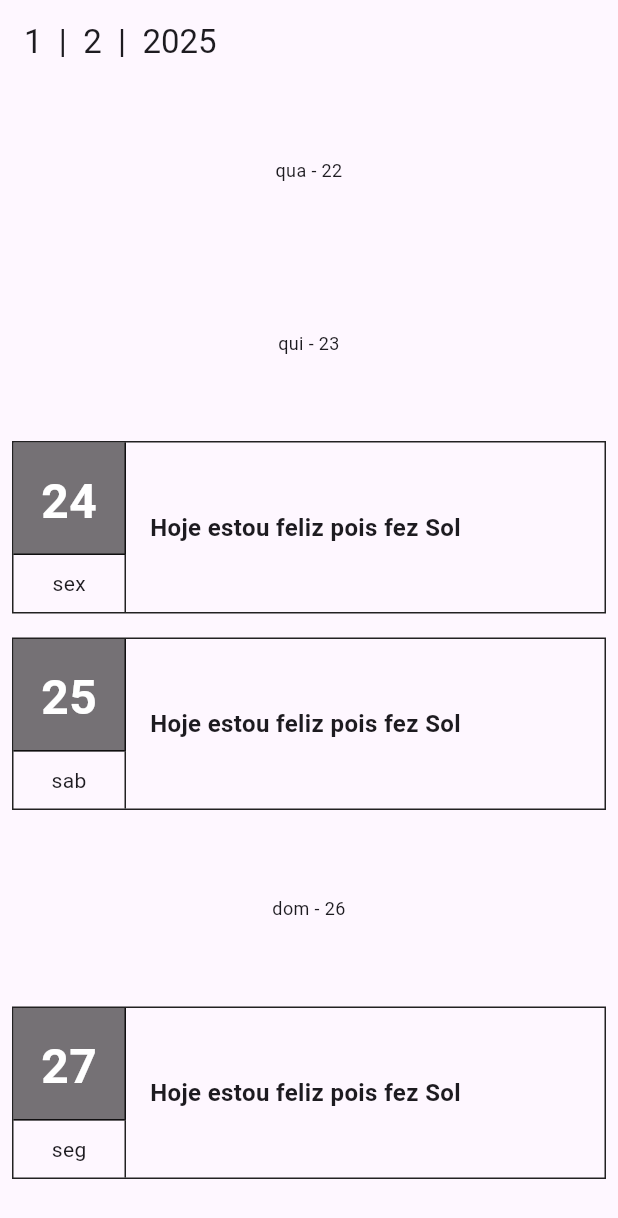
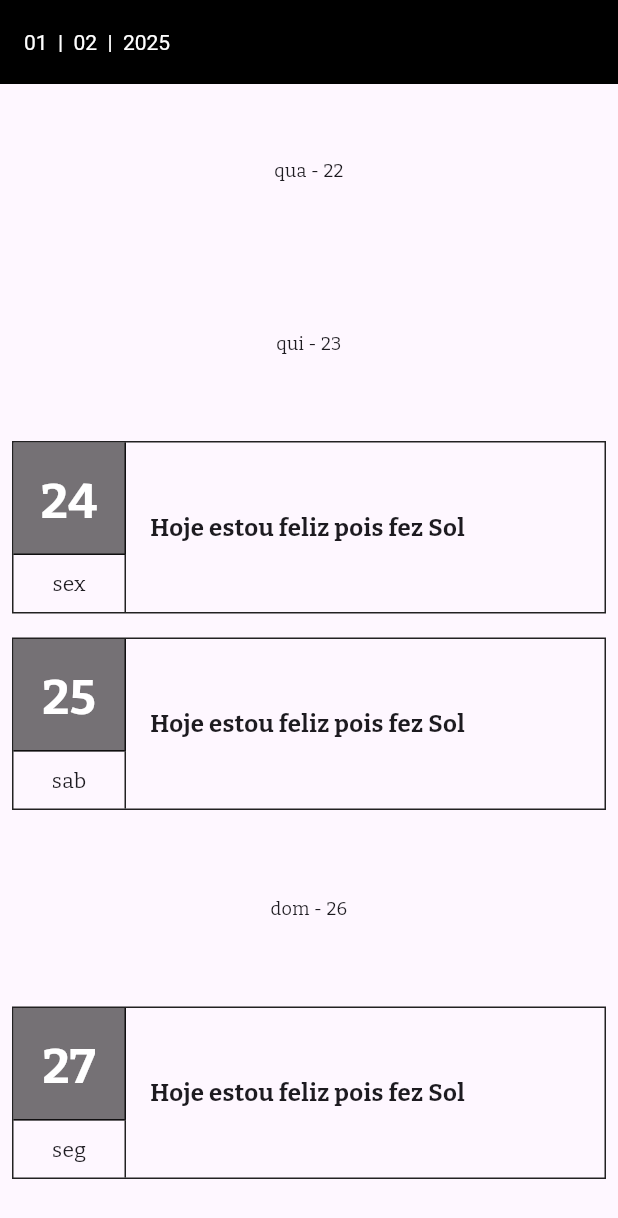
Before and after one commit to alanserafim/flutter_app_my_journal, a Flutter app: the screen it shows after launch, on a phone screen of 412 x 824 dp. Shown: the top 1218 px of the screen. Run offline on Flutter 3.47's test engine with Material 3 defaults, Android fonts, the phone set to English and light mode, and no system bars; our stand-ins replace google_fonts.

Commit message:
Implements theme configuration

```diff
--- a/lib/main.dart
+++ b/lib/main.dart
@@ -1,4 +1,5 @@
 import 'package:flutter/material.dart';
+import 'package:google_fonts/google_fonts.dart';
 import 'screens/home_screen/home_screen.dart';
 
 void main() {
@@ -12,6 +13,17 @@ class MyApp extends StatelessWidget {
     return MaterialApp(
       title: 'Simple Journal',
       debugShowCheckedModeBanner: false,
+      theme: ThemeData(
+        primarySwatch: Colors.grey,
+        appBarTheme: AppBarTheme(
+          color: Colors.black,
+          elevation: 0,
+          titleTextStyle: TextStyle(
+            color: Colors.white,
+          )
+        ),
+        textTheme: GoogleFonts.bitterTextTheme(),
+      ),
       darkTheme: ThemeData.dark(),
       themeMode: ThemeMode.light,
       initialRoute: "home",
--- a/lib/screens/home_screen/home_screen.dart
+++ b/lib/screens/home_screen/home_screen.dart
@@ -34,7 +34,7 @@ class _HomeScreenState extends State<HomeScreen> {
       appBar: AppBar(
         // Título basado no dia atual
         title: Text(
-          "${currentDay.day}  |  ${currentDay.month}  |  ${currentDay.year}",
+          "${currentDay.day.toString().padLeft(2, '0')}  |  ${currentDay.month.toString().padLeft(2, '0')}  |  ${currentDay.year}",
         ),
       ),
       body: ListView(
--- a/pubspec.yaml
+++ b/pubspec.yaml
@@ -35,6 +35,7 @@ dependencies:
   # Use with the CupertinoIcons class for iOS style icons.
   cupertino_icons: ^1.0.8
   uuid: ^3.0.6
+  google_fonts: ^6.2.1
 
 dev_dependencies:
   flutter_test:
```
Also changed, not shown: pubspec.lock.
